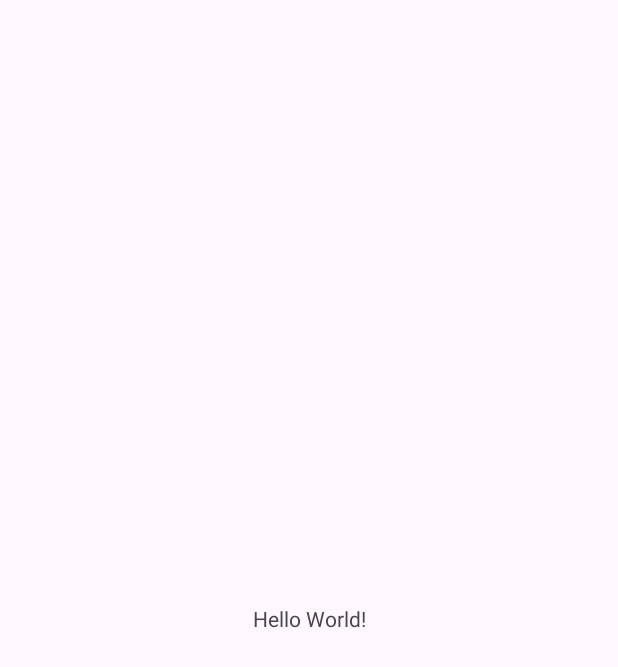
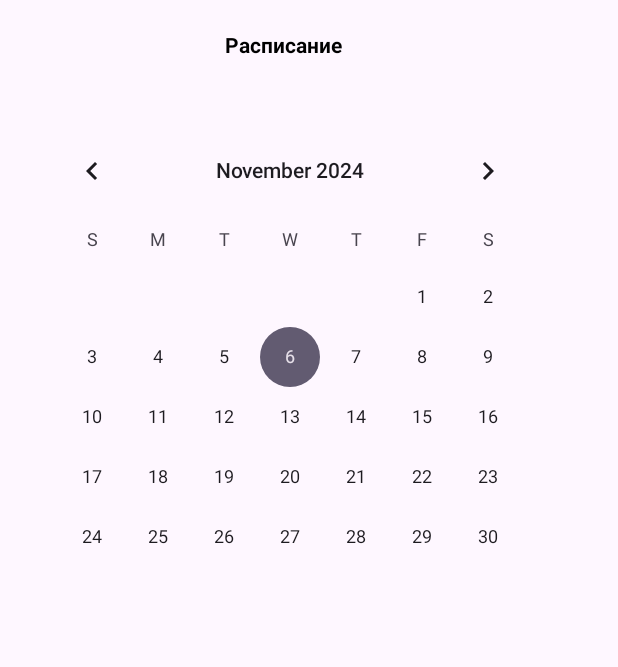
Before and after one commit to AnnaMinkina/National-Research-Mordovia-State-University, an Android app: the screen it shows after launch (MainActivity), on a phone screen of 412 x 824 dp. Before the commit the part shown is almost empty. Shown: the top 667 px of the screen. Run offline under Robolectric (Android 15) with nearby library versions, the phone set to English and light mode, and no system bars.

```diff
--- a/app/src/main/java/com/example/mgy/MainActivity.kt
+++ b/app/src/main/java/com/example/mgy/MainActivity.kt
@@ -1,16 +1,35 @@
 package com.example.mgy
 
 import android.os.Bundle
+import android.widget.CalendarView
+import android.widget.TextView
 import androidx.activity.enableEdgeToEdge
 import androidx.appcompat.app.AppCompatActivity
 import androidx.core.view.ViewCompat
 import androidx.core.view.WindowInsetsCompat
 
 class MainActivity : AppCompatActivity() {
+    private lateinit var calendar: CalendarView
+    private lateinit var dateView: TextView
+
     override fun onCreate(savedInstanceState: Bundle?) {
         super.onCreate(savedInstanceState)
         enableEdgeToEdge()
         setContentView(R.layout.activity_main)
+
+        // Инициализация CalendarView и TextView
+        calendar = findViewById(R.id.calendar) // Убедитесь, что ID совпадает с вашим layout
+        dateView = findViewById(R.id.date_view) // Убедитесь, что ID совпадает с вашим layout
+
+        // Установка слушателя для CalendarView
+        calendar.setOnDateChangeListener { _, year, month, dayOfMonth ->
+            // Форматирование даты в строку
+            val date = "$dayOfMonth-${month + 1}-$year"
+            // Установка даты в TextView для отображения
+            dateView.text = date
+        }
+
+        // Обработка оконных отступов
         ViewCompat.setOnApplyWindowInsetsListener(findViewById(R.id.main)) { v, insets ->
             val systemBars = insets.getInsets(WindowInsetsCompat.Type.systemBars())
             v.setPadding(systemBars.left, systemBars.top, systemBars.right, systemBars.bottom)
--- a/app/src/main/res/layout/activity_main.xml
+++ b/app/src/main/res/layout/activity_main.xml
@@ -1,6 +1,6 @@
 <?xml version="1.0" encoding="utf-8"?>
-<androidx.constraintlayout.widget.ConstraintLayout xmlns:android="http://schemas.android.com/apk/res/android"
-    xmlns:app="http://schemas.android.com/apk/res-auto"
+<RelativeLayout
+    xmlns:android="http://schemas.android.com/apk/res/android"
     xmlns:tools="http://schemas.android.com/tools"
     android:id="@+id/main"
     android:layout_width="match_parent"
@@ -8,12 +8,21 @@
     tools:context=".MainActivity">
 
     <TextView
+        android:id="@+id/date_view"
         android:layout_width="wrap_content"
         android:layout_height="wrap_content"
-        android:text="Hello World!"
-        app:layout_constraintBottom_toBottomOf="parent"
-        app:layout_constraintEnd_toEndOf="parent"
-        app:layout_constraintStart_toStartOf="parent"
-        app:layout_constraintTop_toTopOf="parent" />
+        android:layout_marginLeft="150dp"
+        android:layout_marginTop="20dp"
+        android:text="Расписание"
+        android:textColor="@android:color/background_dark"
+        android:textStyle="bold" />
 
-</androidx.constraintlayout.widget.ConstraintLayout>
+    <CalendarView
+        android:id="@+id/calendar"
+        android:layout_marginTop="80dp"
+        android:layout_marginLeft="19dp"
+        android:layout_width="wrap_content"
+        android:layout_height="wrap_content">
+    </CalendarView>
+
+</RelativeLayout>
```
Also changed, not shown: app/src/main/res/layout/constraint_layout.xml (added, +90 -0 lines), app/src/main/res/drawable/ic_telegram.png (added), app/src/main/res/drawable/ic_vk.png (added).
